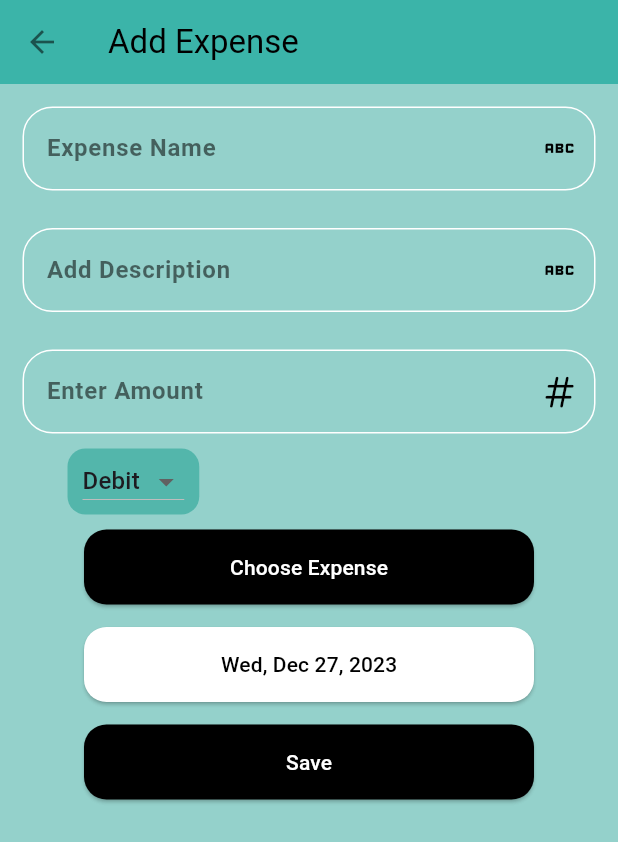
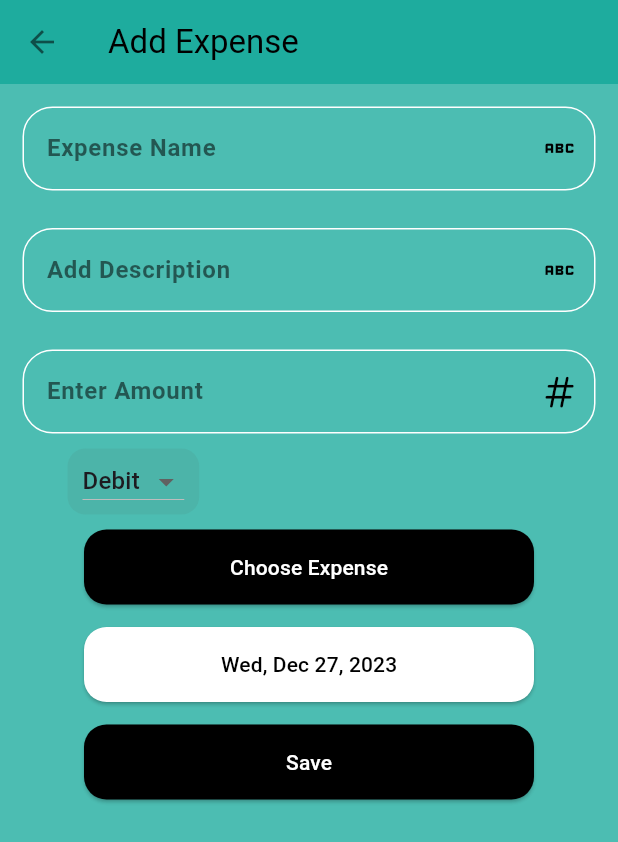
Before and after one commit to oveshdevwala/expense_app_bloc, a Flutter app: the AddExpenseScreen screen opened directly, on a phone screen of 412 x 824 dp. Shown: the top 842 px of the screen. Run offline on Flutter 3.47's test engine with Material 3 defaults, Android fonts, the phone set to English and light mode, and no system bars; our stand-ins replace bloc, flutter_bloc, sqflite; accounts and stored records are empty.

Commit message:
colors Update

```diff
--- a/lib/app_constant/colors_const.dart
+++ b/lib/app_constant/colors_const.dart
@@ -2,6 +2,7 @@ import 'package:flutter/material.dart';
 
 class UiColors {
   static const Color appbarbg = Color(0xff00a192);
+  static const Color appBg = Color.fromARGB(255, 111, 221, 210);
   static const Color tealBg = Color.fromARGB(255, 76, 179, 168);
   static const Color textBlack54 = Colors.black54;
   static const Color textBlack45 = Colors.black45;
--- a/lib/screen/add_expense.dart
+++ b/lib/screen/add_expense.dart
@@ -31,7 +31,7 @@ class _AddExpenseScreenState extends State<AddExpenseScreen> {
   @override
   Widget build(BuildContext context) {
     return Scaffold(
-      backgroundColor: UiColors.tealBg.withOpacity(0.6),
+      backgroundColor: UiColors.appbarbg.withOpacity(0.7),
       appBar: AppBar(
         backgroundColor: UiColors.appbarbg.withOpacity(0.6),
         foregroundColor: UiColors.textBlack54,
```
Also changed, not shown: lib/screen/expense_view.dart (+14 -12 lines).
